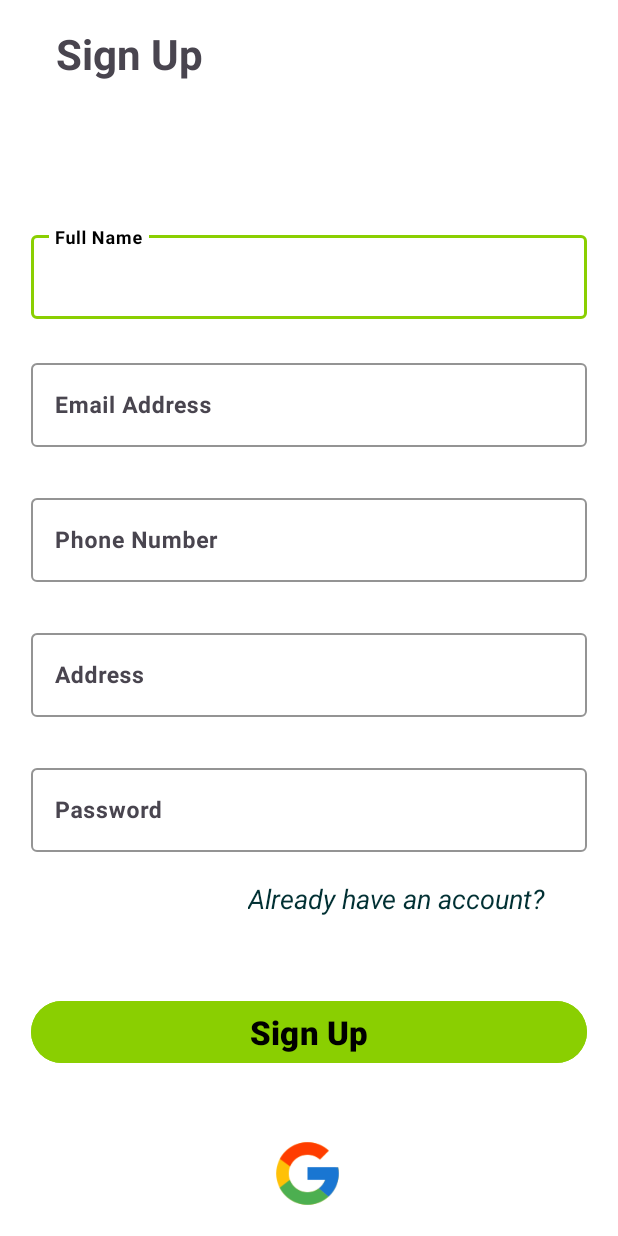
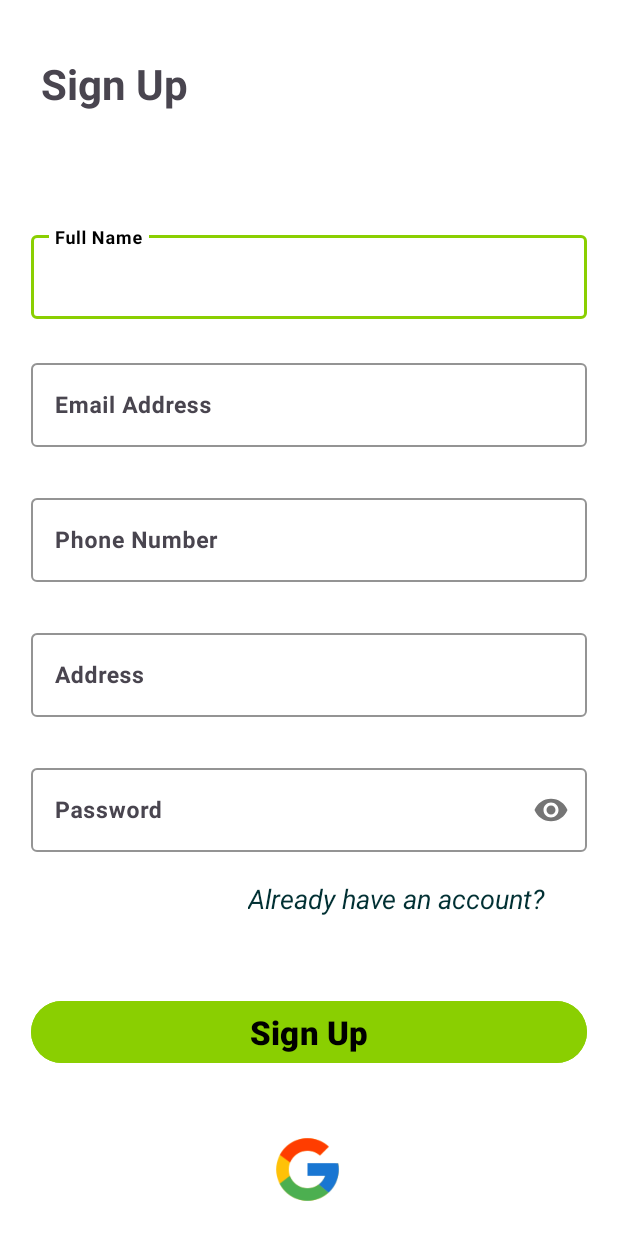
Before and after one commit to adnanyaseen716/ShoppingGrid, an Android app: the SignupForUserActivity screen opened directly, with no data from a screen before it, on a phone screen of 412 x 824 dp. Run offline under Robolectric (Android 15) with nearby library versions, the phone set to English and light mode, and no system bars.

Commit message:
changes made a bit in signUp

```diff
--- a/app/src/main/res/layout/activity_login_for_user.xml
+++ b/app/src/main/res/layout/activity_login_for_user.xml
@@ -82,6 +82,7 @@
         app:layout_constraintHorizontal_bias="0.443"
         app:layout_constraintStart_toStartOf="@id/guidelineStart"
         app:layout_constraintTop_toTopOf="@id/guidelineTop"
+        app:passwordToggleEnabled="true"
         >
         <com.google.android.material.textfield.TextInputEditText
             android:id="@+id/etPasswordLogin"
--- a/app/src/main/res/layout/activity_payment.xml
+++ b/app/src/main/res/layout/activity_payment.xml
@@ -228,4 +228,6 @@
         app:layout_constraintGuide_percent="0.95" />
 
 
+
+
 </androidx.constraintlayout.widget.ConstraintLayout>
--- a/app/src/main/res/layout/activity_signup_for_user.xml
+++ b/app/src/main/res/layout/activity_signup_for_user.xml
@@ -21,6 +21,11 @@
         android:orientation="horizontal"
         app:layout_constraintGuide_percent="0.02" />
     <androidx.constraintlayout.widget.Guideline
+        android:layout_width="wrap_content"
+        android:layout_height="wrap_content"
+        android:orientation="horizontal"
+        app:layout_constraintGuide_percent="0.10" />
+    <androidx.constraintlayout.widget.Guideline
         android:id="@+id/guidelineBottom"
         android:layout_width="wrap_content"
         android:layout_height="wrap_content"
@@ -32,17 +37,18 @@
         android:layout_height="wrap_content"
         android:orientation="vertical"
         app:layout_constraintGuide_percent="0.95" />
+
     <TextView
         android:layout_width="wrap_content"
         android:layout_height="wrap_content"
+        android:layout_marginTop="20dp"
         android:text="Sign Up"
         android:textSize="28sp"
         android:textStyle="bold"
         app:layout_constraintEnd_toEndOf="@id/guidelineEnd"
-        app:layout_constraintHorizontal_bias="0.062"
+        app:layout_constraintHorizontal_bias="0.025"
         app:layout_constraintStart_toStartOf="@id/guidelineStart"
-        app:layout_constraintTop_toTopOf="@id/guidelineTop"
-        app:layout_constraintVertical_bias="0.022" />
+        app:layout_constraintTop_toTopOf="@id/guidelineTop" />
 
     <com.google.android.material.textfield.TextInputLayout
         android:layout_width="0dp"
@@ -150,6 +156,7 @@
         app:layout_constraintHorizontal_bias="0.443"
         app:layout_constraintStart_toStartOf="@id/guidelineStart"
         app:layout_constraintTop_toTopOf="@id/guidelineTop"
+        app:passwordToggleEnabled="true"
         >
         <com.google.android.material.textfield.TextInputEditText
             android:id="@+id/etPasswordSignup"
@@ -209,8 +216,7 @@
         app:layout_constraintHorizontal_bias="0.496"
         app:layout_constraintStart_toStartOf="@id/guidelineStart"
         app:layout_constraintTop_toTopOf="@id/btn_signup"
-        app:layout_constraintVertical_bias="1.0" />
-
+        app:layout_constraintVertical_bias="0.972" />
 
 
 </androidx.constraintlayout.widget.ConstraintLayout>
```
Also changed, not shown: app/src/main/res/layout/fragment_cart.xml (+7 -7 lines), app/src/main/res/layout/row_view_order_seller.xml (+18 -17 lines).
